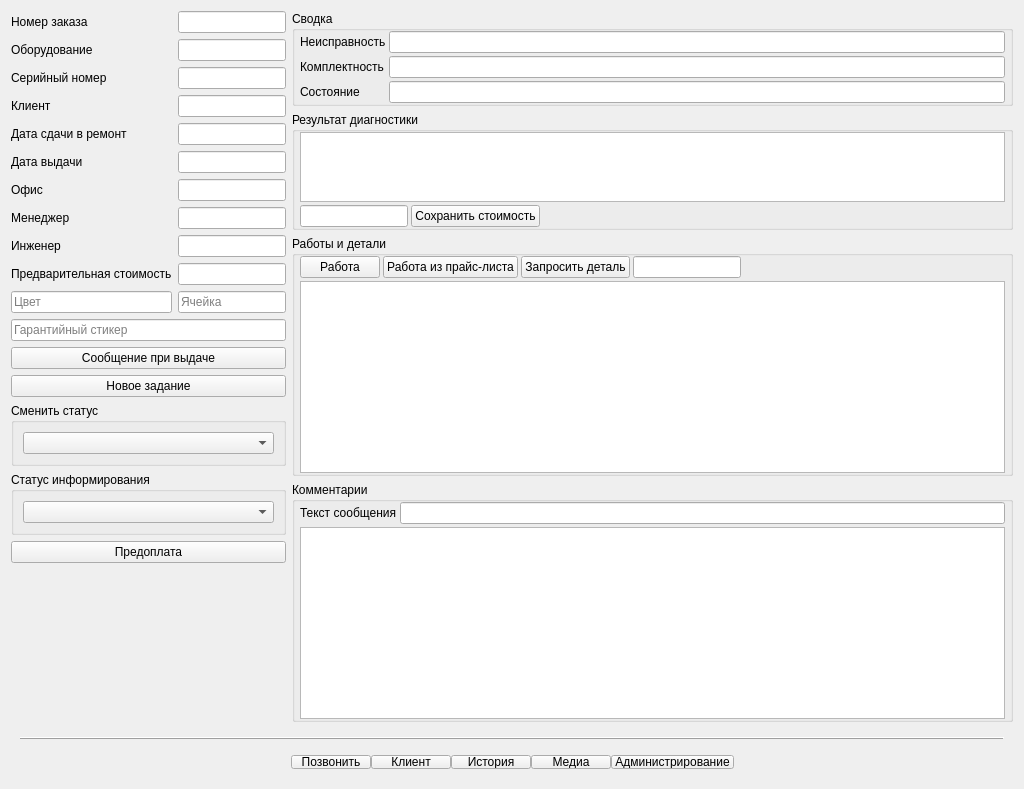
Old version of the form tabrepair.ui in the repository solderercb/snap_crm.
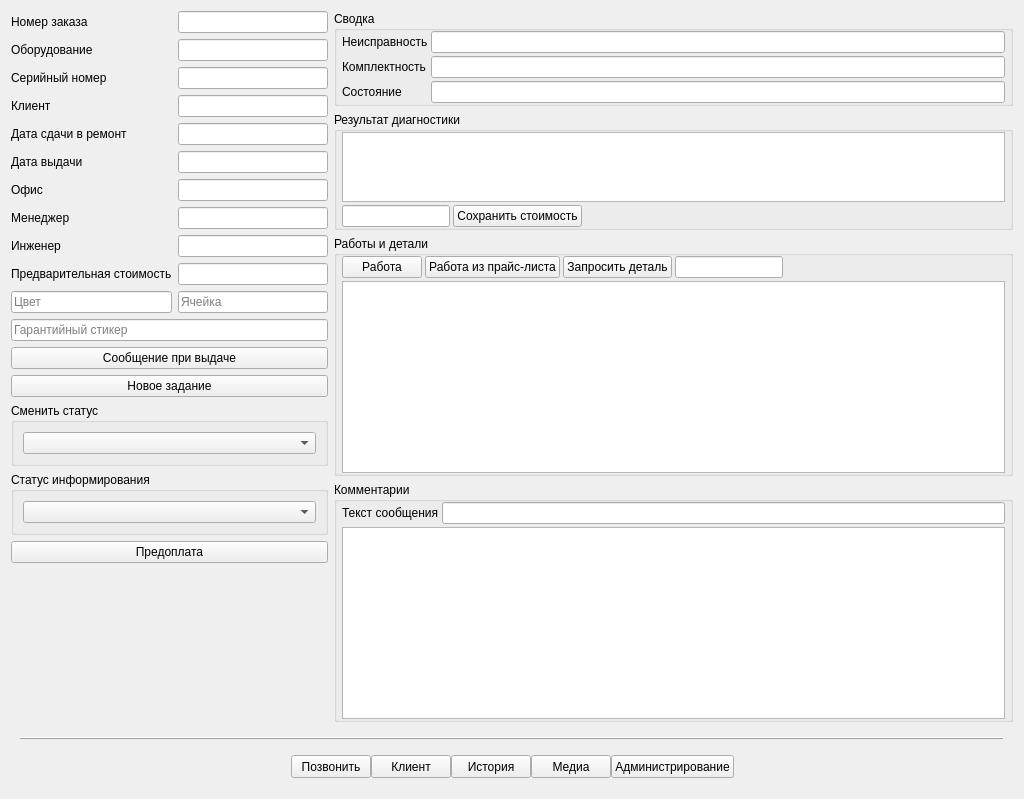
New version of the form. Custom widgets are drawn as their Qt base class.

Patch:
```diff
--- a/tabrepair.ui
+++ b/tabrepair.ui
@@ -7,7 +7,7 @@
     <x>0</x>
     <y>0</y>
     <width>1024</width>
-    <height>768</height>
+    <height>778</height>
    </rect>
   </property>
   <property name="windowTitle">
@@ -15,12 +15,12 @@
   </property>
   <layout class="QGridLayout" name="gridLayout_2">
    <item row="0" column="0">
-    <layout class="QGridLayout" name="gridLayout" rowstretch="1,0" rowminimumheight="0,15">
+    <layout class="QGridLayout" name="gridLayout" rowstretch="1,0">
      <property name="sizeConstraint">
       <enum>QLayout::SetMaximumSize</enum>
      </property>
      <item row="0" column="0">
-      <layout class="QGridLayout" name="gridLayout_4" columnstretch="0,0,1">
+      <layout class="QGridLayout" name="gridLayout_4" columnstretch="0,1,8" columnminimumwidth="0,150,0">
        <property name="sizeConstraint">
         <enum>QLayout::SetMaximumSize</enum>
        </property>
@@ -721,7 +721,7 @@
                </widget>
               </item>
               <item row="1" column="0" colspan="2">
-               <widget class="QListView" name="listView">
+               <widget class="commentsTable" name="tableViewComments">
                 <property name="sizePolicy">
                  <sizepolicy hsizetype="Expanding" vsizetype="Minimum">
                   <horstretch>0</horstretch>
@@ -757,7 +757,7 @@
        <property name="minimumSize">
         <size>
          <width>0</width>
-         <height>50</height>
+         <height>60</height>
         </size>
        </property>
        <property name="contextMenuPolicy">
@@ -780,7 +780,7 @@
         <item row="1" column="0">
          <layout class="QGridLayout" name="gridLayout_3" columnstretch="0,1,0,1,0" rowminimumheight="0" columnminimumwidth="0,0,0,0,0">
           <property name="sizeConstraint">
-           <enum>QLayout::SetDefaultConstraint</enum>
+           <enum>QLayout::SetMinimumSize</enum>
           </property>
           <item row="0" column="0">
            <layout class="QGridLayout" name="LeftGridLayout_2" columnstretch="0">
@@ -791,36 +791,99 @@
           </item>
           <item row="0" column="2">
            <layout class="QGridLayout" name="CentralGridLayout_2">
+            <property name="sizeConstraint">
+             <enum>QLayout::SetDefaultConstraint</enum>
+            </property>
             <item row="0" column="3">
-             <widget class="QPushButton" name="buttonShowParamsPopupMenu">
+             <widget class="QPushButton" name="buttonMedia">
+              <property name="sizePolicy">
+               <sizepolicy hsizetype="Minimum" vsizetype="Fixed">
+                <horstretch>0</horstretch>
+                <verstretch>0</verstretch>
+               </sizepolicy>
+              </property>
+              <property name="minimumSize">
+               <size>
+                <width>0</width>
+                <height>23</height>
+               </size>
+              </property>
               <property name="text">
                <string>Медиа</string>
               </property>
              </widget>
             </item>
             <item row="0" column="1">
-             <widget class="QPushButton" name="buttonRefreshTable">
+             <widget class="QPushButton" name="buttonClientCard">
+              <property name="sizePolicy">
+               <sizepolicy hsizetype="Minimum" vsizetype="Fixed">
+                <horstretch>0</horstretch>
+                <verstretch>0</verstretch>
+               </sizepolicy>
+              </property>
+              <property name="minimumSize">
+               <size>
+                <width>0</width>
+                <height>23</height>
+               </size>
+              </property>
               <property name="text">
                <string>Клиент</string>
               </property>
              </widget>
             </item>
             <item row="0" column="0">
-             <widget class="QPushButton" name="buttonRepairNew">
+             <widget class="QPushButton" name="buttonCall">
+              <property name="sizePolicy">
+               <sizepolicy hsizetype="Minimum" vsizetype="Fixed">
+                <horstretch>0</horstretch>
+                <verstretch>0</verstretch>
+               </sizepolicy>
+              </property>
+              <property name="minimumSize">
+               <size>
+                <width>0</width>
+                <height>23</height>
+               </size>
+              </property>
               <property name="text">
                <string>Позвонить</string>
               </property>
              </widget>
             </item>
             <item row="0" column="2">
-             <widget class="QPushButton" name="buttonPrint">
+             <widget class="QPushButton" name="buttonHistory">
+              <property name="sizePolicy">
+               <sizepolicy hsizetype="Minimum" vsizetype="Fixed">
+                <horstretch>0</horstretch>
+                <verstretch>0</verstretch>
+               </sizepolicy>
+              </property>
+              <property name="minimumSize">
+               <size>
+                <width>0</width>
+                <height>23</height>
+               </size>
+              </property>
               <property name="text">
                <string>История</string>
               </property>
              </widget>
             </item>
             <item row="0" column="4">
-             <widget class="QPushButton" name="pushButton">
+             <widget class="QPushButton" name="buttonAdm">
+              <property name="sizePolicy">
+               <sizepolicy hsizetype="Minimum" vsizetype="Fixed">
+                <horstretch>0</horstretch>
+                <verstretch>0</verstretch>
+               </sizepolicy>
+              </property>
+              <property name="minimumSize">
+               <size>
+                <width>0</width>
+                <height>23</height>
+               </size>
+              </property>
               <property name="text">
                <string>Администрирование</string>
               </property>
@@ -876,6 +939,13 @@
    </item>
   </layout>
  </widget>
+ <customwidgets>
+  <customwidget>
+   <class>commentsTable</class>
+   <extends>QTableView</extends>
+   <header>tabrepair.h</header>
+  </customwidget>
+ </customwidgets>
  <tabstops>
   <tabstop>buttonShowParamsPopupMenu</tabstop>
   <tabstop>buttonRefreshTable</tabstop>
```
Left out of the diff: 116 changed lines with no effect on the pictures.
